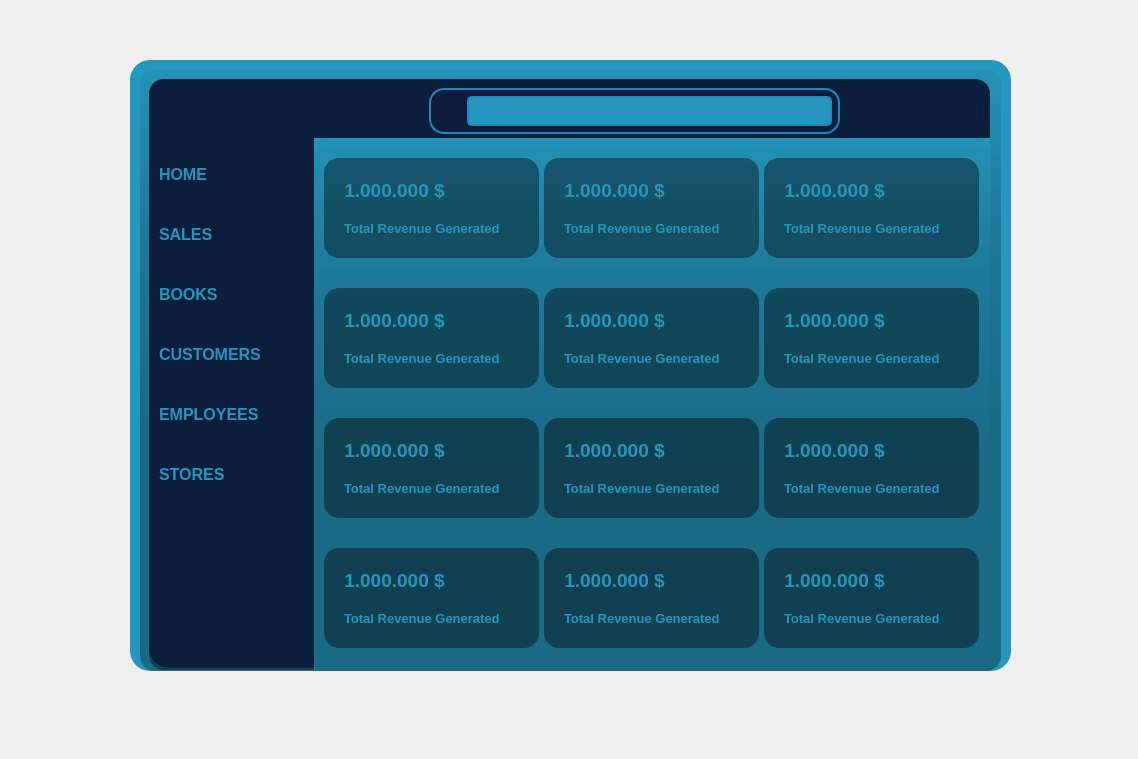
Vvender/BookStoreDashboard, file Gui/ui_bookstore.ui: the form before one commit.
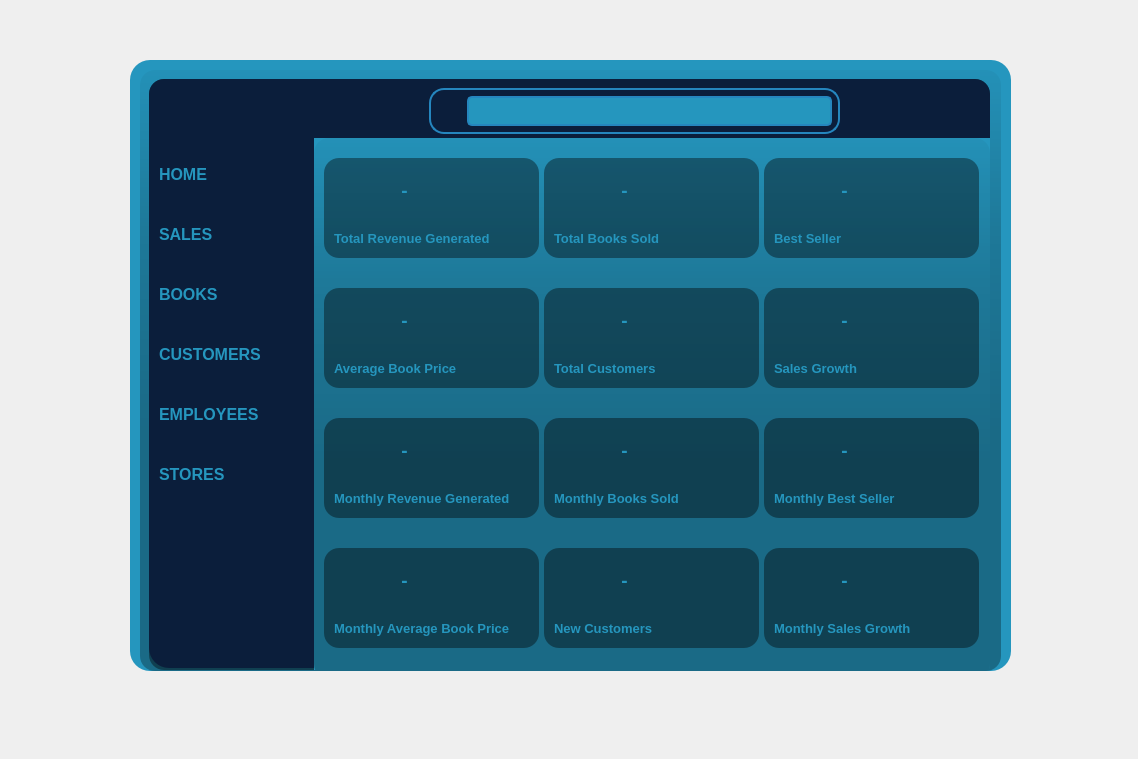
The form after the commit. Icons and pictures are not drawn.

Commit message: ui modified, objects renamed.

Patch:
```diff
--- a/Gui/ui_bookstore.ui
+++ b/Gui/ui_bookstore.ui
@@ -942,7 +942,7 @@
           <rect>
            <x>10</x>
            <y>10</y>
-           <width>121</width>
+           <width>141</width>
            <height>45</height>
           </rect>
          </property>
@@ -954,7 +954,7 @@
           </font>
          </property>
          <property name="text">
-          <string>1.000.000 $</string>
+          <string>-</string>
          </property>
          <property name="alignment">
           <set>Qt::AlignCenter</set>
@@ -997,9 +997,9 @@
         <widget class="QLabel" name="label_13">
          <property name="geometry">
           <rect>
-           <x>20</x>
-           <y>60</y>
-           <width>171</width>
+           <x>10</x>
+           <y>70</y>
+           <width>195</width>
            <height>20</height>
           </rect>
          </property>
@@ -1011,8 +1011,14 @@
           </font>
          </property>
          <property name="text">
-          <string>Total Revenue Generated</string>
+          <string>Monthly Revenue Generated</string>
          </property>
+         <property name="alignment">
+          <set>Qt::AlignLeading|Qt::AlignLeft|Qt::AlignVCenter</set>
+         </property>
+         <property name="wordWrap">
+          <bool>false</bool>
+         </property>
         </widget>
        </widget>
        <widget class="QFrame" name="frame_8">
@@ -1047,7 +1053,7 @@
           <rect>
            <x>10</x>
            <y>10</y>
-           <width>121</width>
+           <width>141</width>
            <height>45</height>
           </rect>
          </property>
@@ -1059,7 +1065,7 @@
           </font>
          </property>
          <property name="text">
-          <string>1.000.000 $</string>
+          <string>-</string>
          </property>
          <property name="alignment">
           <set>Qt::AlignCenter</set>
@@ -1102,9 +1108,9 @@
         <widget class="QLabel" name="label_22">
          <property name="geometry">
           <rect>
-           <x>20</x>
-           <y>60</y>
-           <width>171</width>
+           <x>10</x>
+           <y>70</y>
+           <width>195</width>
            <height>20</height>
           </rect>
          </property>
@@ -1116,8 +1122,14 @@
           </font>
          </property>
          <property name="text">
-          <string>Total Revenue Generated</string>
+          <string>Monthly Average Book Price</string>
          </property>
+         <property name="alignment">
+          <set>Qt::AlignLeading|Qt::AlignLeft|Qt::AlignVCenter</set>
+         </property>
+         <property name="wordWrap">
+          <bool>false</bool>
+         </property>
         </widget>
        </widget>
        <widget class="QFrame" name="frame_9">
@@ -1152,7 +1164,7 @@
           <rect>
            <x>10</x>
            <y>10</y>
-           <width>121</width>
+           <width>141</width>
            <height>45</height>
           </rect>
          </property>
@@ -1164,7 +1176,7 @@
           </font>
          </property>
          <property name="text">
-          <string>1.000.000 $</string>
+          <string>-</string>
          </property>
          <property name="alignment">
           <set>Qt::AlignCenter</set>
@@ -1207,9 +1219,9 @@
         <widget class="QLabel" name="label_37">
          <property name="geometry">
           <rect>
-           <x>20</x>
-           <y>60</y>
-           <width>171</width>
+           <x>10</x>
+           <y>70</y>
+           <width>195</width>
            <height>20</height>
           </rect>
          </property>
@@ -1221,8 +1233,14 @@
           </font>
          </property>
          <property name="text">
-          <string>Total Revenue Generated</string>
+          <string>Monthly Sales Growth</string>
          </property>
+         <property name="alignment">
+          <set>Qt::AlignLeading|Qt::AlignLeft|Qt::AlignVCenter</set>
+         </property>
+         <property name="wordWrap">
+          <bool>false</bool>
+         </property>
         </widget>
        </widget>
        <widget class="QFrame" name="frame_11">
@@ -1257,7 +1275,7 @@
           <rect>
            <x>10</x>
            <y>10</y>
-           <width>121</width>
+           <width>141</width>
            <height>45</height>
           </rect>
          </property>
@@ -1269,7 +1287,7 @@
           </font>
          </property>
          <property name="text">
-          <string>1.000.000 $</string>
+          <string>-</string>
          </property>
          <property name="alignment">
           <set>Qt::AlignCenter</set>
@@ -1312,9 +1330,9 @@
         <widget class="QLabel" name="label_40">
          <property name="geometry">
           <rect>
-           <x>20</x>
-           <y>60</y>
-           <width>171</width>
+           <x>10</x>
+           <y>70</y>
+           <width>195</width>
            <height>20</height>
           </rect>
          </property>
@@ -1326,8 +1344,14 @@
           </font>
          </property>
          <property name="text">
-          <string>Total Revenue Generated</string>
+          <string>New Customers</string>
          </property>
+         <property name="alignment">
+          <set>Qt::AlignLeading|Qt::AlignLeft|Qt::AlignVCenter</set>
+         </property>
+         <property name="wordWrap">
+          <bool>false</bool>
+         </property>
         </widget>
        </widget>
        <widget class="QFrame" name="frame_12">
@@ -1362,7 +1386,7 @@
           <rect>
            <x>10</x>
            <y>10</y>
-           <width>121</width>
+           <width>141</width>
            <height>45</height>
           </rect>
          </property>
@@ -1374,11 +1398,14 @@
           </font>
          </property>
          <property name="text">
-          <string>1.000.000 $</string>
+          <string>-</string>
          </property>
          <property name="alignment">
           <set>Qt::AlignCenter</set>
          </property>
+         <property name="wordWrap">
+          <bool>true</bool>
+         </property>
         </widget>
         <widget class="QLabel" name="label_42">
          <property name="geometry">
@@ -1417,9 +1444,9 @@
         <widget class="QLabel" name="label_43">
          <property name="geometry">
           <rect>
-           <x>20</x>
-           <y>60</y>
-           <width>171</width>
+           <x>10</x>
+           <y>70</y>
+           <width>195</width>
            <height>20</height>
           </rect>
          </property>
@@ -1431,8 +1458,14 @@
           </font>
          </property>
          <property name="text">
-          <string>Total Revenue Generated</string>
+          <string>Monthly Best Seller</string>
          </property>
+         <property name="alignment">
+          <set>Qt::AlignLeading|Qt::AlignLeft|Qt::AlignVCenter</set>
+         </property>
+         <property name="wordWrap">
+          <bool>false</bool>
+         </property>
         </widget>
        </widget>
        <widget class="QFrame" name="frame_14">
@@ -1467,7 +1500,7 @@
           <rect>
            <x>10</x>
            <y>10</y>
-           <width>121</width>
+           <width>141</width>
            <height>45</height>
           </rect>
          </property>
@@ -1479,7 +1512,7 @@
           </font>
          </property>
          <property name="text">
-          <string>1.000.000 $</string>
+          <string>-</string>
          </property>
          <property name="alignment">
           <set>Qt::AlignCenter</set>
@@ -1522,9 +1555,9 @@
         <widget class="QLabel" name="label_46">
          <property name="geometry">
           <rect>
-           <x>20</x>
-           <y>60</y>
-           <width>171</width>
+           <x>10</x>
+           <y>70</y>
+           <width>195</width>
            <height>20</height>
           </rect>
          </property>
@@ -1536,8 +1569,14 @@
           </font>
          </property>
          <property name="text">
-          <string>Total Revenue Generated</string>
+          <string>Monthly Books Sold</string>
          </property>
+         <property name="alignment">
+          <set>Qt::AlignLeading|Qt::AlignLeft|Qt::AlignVCenter</set>
+         </property>
+         <property name="wordWrap">
+          <bool>false</bool>
+         </property>
         </widget>
        </widget>
        <widget class="QFrame" name="frame_15">
@@ -1572,7 +1611,7 @@
           <rect>
            <x>10</x>
            <y>10</y>
-           <width>121</width>
+           <width>141</width>
            <height>45</height>
           </rect>
          </property>
@@ -1584,7 +1623,7 @@
           </font>
          </property>
          <property name="text">
-          <string>1.000.000 $</string>
+          <string>-</string>
          </property>
          <property name="alignment">
           <set>Qt::AlignCenter</set>
@@ -1627,9 +1666,9 @@
         <widget class="QLabel" name="label_49">
          <property name="geometry">
           <rect>
-           <x>20</x>
-           <y>60</y>
-           <width>171</width>
+           <x>10</x>
+           <y>70</y>
+           <width>195</width>
            <height>20</height>
           </rect>
          </property>
@@ -1641,8 +1680,14 @@
           </font>
          </property>
          <property name="text">
-          <string>Total Revenue Generated</string>
+          <string>Total Books Sold</string>
          </property>
+         <property name="alignment">
+          <set>Qt::AlignLeading|Qt::AlignLeft|Qt::AlignVCenter</set>
+         </property>
+         <property name="wordWrap">
+          <bool>false</bool>
+         </property>
         </widget>
        </widget>
        <widget class="QFrame" name="frame_16">
@@ -1677,7 +1722,7 @@
           <rect>
            <x>10</x>
            <y>10</y>
-           <width>121</width>
+           <width>141</width>
            <height>45</height>
           </rect>
          </property>
@@ -1689,11 +1734,14 @@
           </font>
          </property>
          <property name="text">
-          <string>1.000.000 $</string>
+          <string>-</string>
          </property>
          <property name="alignment">
           <set>Qt::AlignCenter</set>
          </property>
+         <property name="wordWrap">
+          <bool>true</bool>
+         </property>
         </widget>
         <widget class="QLabel" name="label_51">
          <property name="geometry">
@@ -1732,9 +1780,9 @@
         <widget class="QLabel" name="label_52">
          <property name="geometry">
           <rect>
-           <x>20</x>
-           <y>60</y>
-           <width>171</width>
+           <x>10</x>
+           <y>70</y>
+           <width>195</width>
            <height>20</height>
           </rect>
          </property>
@@ -1746,8 +1794,14 @@
           </font>
          </property>
          <property name="text">
-          <string>Total Revenue Generated</string>
+          <string>Best Seller</string>
          </property>
+         <property name="alignment">
+          <set>Qt::AlignLeading|Qt::AlignLeft|Qt::AlignVCenter</set>
+         </property>
+         <property name="wordWrap">
+          <bool>false</bool>
+         </property>
         </widget>
        </widget>
        <widget class="QFrame" name="frame_17">
@@ -1782,7 +1836,7 @@
           <rect>
            <x>10</x>
            <y>10</y>
-           <width>121</width>
+           <width>141</width>
            <height>45</height>
           </rect>
          </property>
@@ -1794,7 +1848,7 @@
           </font>
          </property>
          <property name="text">
-          <string>1.000.000 $</string>
+          <string>-</string>
          </property>
          <property name="alignment">
           <set>Qt::AlignCenter</set>
@@ -1837,9 +1891,9 @@
         <widget class="QLabel" name="label_55">
          <property name="geometry">
           <rect>
-           <x>20</x>
-           <y>60</y>
-           <width>171</width>
+           <x>10</x>
+           <y>70</y>
+           <width>195</width>
            <height>20</height>
           </rect>
          </property>
@@ -1851,8 +1905,14 @@
           </font>
          </property>
          <property name="text">
-          <string>Total Revenue Generated</string>
+          <string>Sales Growth</string>
          </property>
+         <property name="alignment">
+          <set>Qt::AlignLeading|Qt::AlignLeft|Qt::AlignVCenter</set>
+         </property>
+         <property name="wordWrap">
+          <bool>false</bool>
+         </property>
         </widget>
        </widget>
        <widget class="QFrame" name="frame_18">
@@ -1887,7 +1947,7 @@
           <rect>
            <x>10</x>
            <y>10</y>
-           <width>121</width>
+           <width>141</width>
            <height>45</height>
           </rect>
          </property>
@@ -1899,7 +1959,7 @@
           </font>
          </property>
          <property name="text">
-          <string>1.000.000 $</string>
+          <string>-</string>
          </property>
          <property name="alignment">
           <set>Qt::AlignCenter</set>
@@ -1942,9 +2002,9 @@
         <widget class="QLabel" name="label_58">
          <property name="geometry">
           <rect>
-           <x>20</x>
-           <y>60</y>
-           <width>171</width>
+           <x>10</x>
+           <y>70</y>
+           <width>195</width>
            <height>20</height>
           </rect>
          </property>
@@ -1956,8 +2016,14 @@
           </font>
          </property>
          <property name="text">
-          <string>Total Revenue Generated</string>
+          <string>Total Customers</string>
          </property>
+         <property name="alignment">
+          <set>Qt::AlignLeading|Qt::AlignLeft|Qt::AlignVCenter</set>
+         </property>
+         <property name="wordWrap">
+          <bool>false</bool>
+         </property>
         </widget>
        </widget>
        <widget class="QFrame" name="frame_19">
@@ -1992,7 +2058,7 @@
           <rect>
            <x>10</x>
            <y>10</y>
-           <width>121</width>
+           <width>141</width>
            <height>45</height>
           </rect>
          </property>
@@ -2004,7 +2070,7 @@
           </font>
          </property>
          <property name="text">
-          <string>1.000.000 $</string>
+          <string>-</string>
          </property>
          <property name="alignment">
           <set>Qt::AlignCenter</set>
@@ -2047,9 +2113,9 @@
         <widget class="QLabel" name="label_61">
          <property name="geometry">
           <rect>
-           <x>20</x>
-           <y>60</y>
-           <width>171</width>
+           <x>10</x>
+           <y>70</y>
+           <width>195</width>
            <height>20</height>
           </rect>
          </property>
@@ -2063,6 +2129,12 @@
          <property name="text">
           <string>Total Revenue Generated</string>
          </property>
+         <property name="alignment">
+          <set>Qt::AlignLeading|Qt::AlignLeft|Qt::AlignVCenter</set>
+         </property>
+         <property name="wordWrap">
+          <bool>false</bool>
+         </property>
         </widget>
        </widget>
        <widget class="QFrame" name="frame_20">
@@ -2097,7 +2169,7 @@
           <rect>
            <x>10</x>
            <y>10</y>
-           <width>121</width>
+           <width>141</width>
            <height>45</height>
           </rect>
          </property>
@@ -2109,7 +2181,7 @@
           </font>
          </property>
          <property name="text">
-          <string>1.000.000 $</string>
+          <string>-</string>
          </property>
          <property name="alignment">
           <set>Qt::AlignCenter</set>
@@ -2152,9 +2224,9 @@
         <widget class="QLabel" name="label_64">
          <property name="geometry">
           <rect>
-           <x>20</x>
-           <y>60</y>
-           <width>171</width>
+           <x>10</x>
+           <y>70</y>
+           <width>195</width>
            <height>20</height>
           </rect>
          </property>
@@ -2166,7 +2238,13 @@
           </font>
          </property>
          <property name="text">
-          <string>Total Revenue Generated</string>
+          <string>Average Book Price</string>
+         </property>
+         <property name="alignment">
+          <set>Qt::AlignLeading|Qt::AlignLeft|Qt::AlignVCenter</set>
+         </property>
+         <property name="wordWrap">
+          <bool>false</bool>
          </property>
         </widget>
        </widget>
```
Left out of the diff: 555 changed lines with no effect on the pictures. The commit also changes 7 other files.
